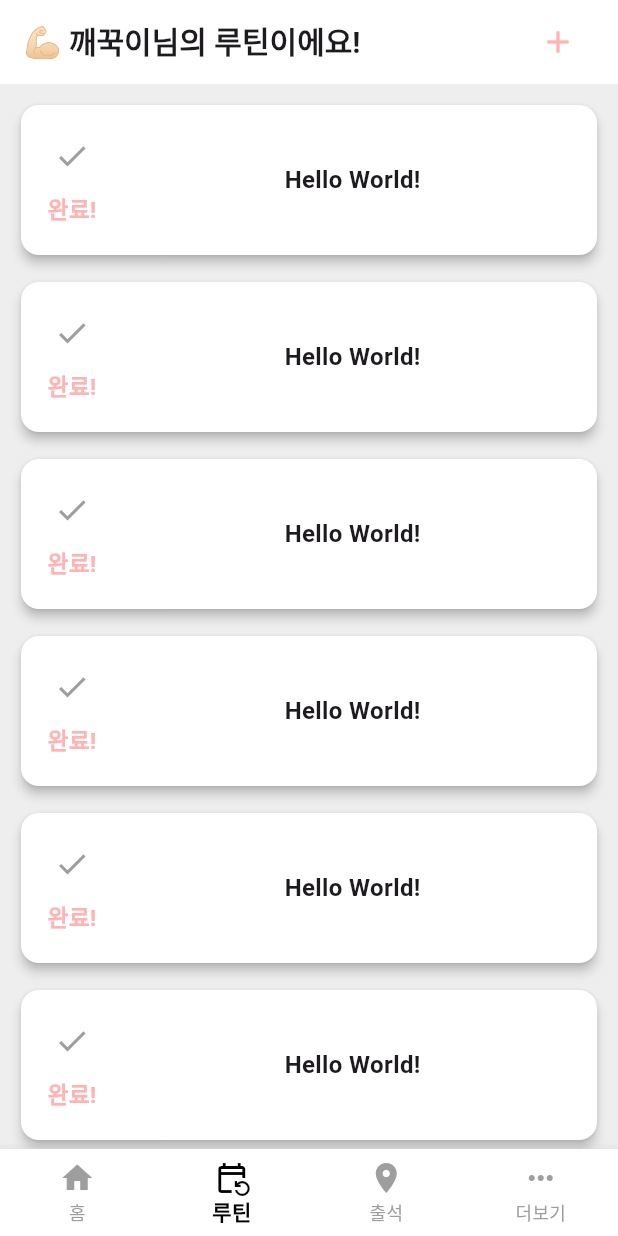
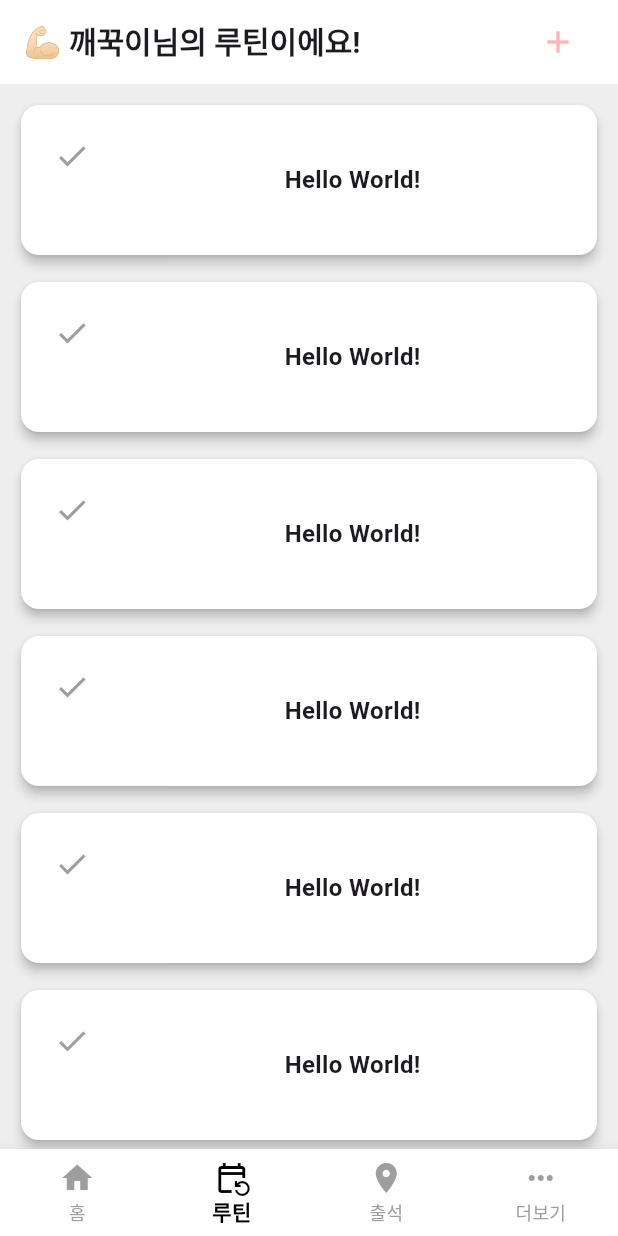
Before and after one commit to pre-per/healthudy, a Flutter app: the screen it shows after launch, item 2 of the bottom bar chosen, on a phone screen of 412 x 824 dp. Run offline on Flutter 3.47's test engine with Material 3 defaults, Android fonts, the phone set to English and light mode, and no system bars; our stand-ins replace table_calendar; missing offline and left inert: flutter_naver_map.

Commit message:
routine page done

```diff
--- a/lib/component/cardList.dart
+++ b/lib/component/cardList.dart
@@ -13,7 +13,7 @@ class CardListWidget extends StatelessWidget {
 
   @override
   Widget build(BuildContext context) {
-    return Flexible(
+    return Expanded(
       child: ListView.builder(
         physics: scrollable
             ? const AlwaysScrollableScrollPhysics()
--- a/lib/component/mapWidget.dart
+++ b/lib/component/mapWidget.dart
@@ -15,7 +15,7 @@ class MapWidget extends StatelessWidget {
       child: NaverMap(
         options: NaverMapViewOptions(
           initialCameraPosition: NCameraPosition(
-            target: NLatLng(37.5665, 126.9780), // 서울의 위도와 경도
+            target: NLatLng(37.5665, 126.9780),
             zoom: 15,
           ),
         ),
--- a/lib/component/routineCard.dart
+++ b/lib/component/routineCard.dart
@@ -45,15 +45,17 @@ class RoutineCard extends StatelessWidget {
                           color: iconColorProvider.iconColor,
                         ),
                       ),
-                      const Center(
-                        child: Text(
-                          '완료!',
-                          style: TextStyle(
-                            color: PRIMARY_COLOR,
-                            fontSize: 15.0,
-                            fontWeight: FontWeight.w700,
-                          ),
-                        ),
+                      Center(
+                        child: iconColorProvider.isChecked
+                            ? Text(
+                                '완료!',
+                                style: TextStyle(
+                                color: PRIMARY_COLOR,
+                                fontSize: 15.0,
+                                fontWeight: FontWeight.w700,
+                              )
+                              )
+                            : const SizedBox()
                       ),
                     ],
                   ),
--- a/lib/provider/cardProvider.dart
+++ b/lib/provider/cardProvider.dart
@@ -2,10 +2,13 @@ import 'package:flutter/material.dart';
 
 class CardProvider with ChangeNotifier {
   int _cardNum = 10;
+  bool _isEmpty = true;
 
   int get cardNum => _cardNum;
+  bool get isEmpty => _isEmpty;
 
   void incrementCardNum() {
+    if (_isEmpty) _isEmpty = false;
     _cardNum++;
     notifyListeners();
   }
--- a/lib/provider/iconColorProvider.dart
+++ b/lib/provider/iconColorProvider.dart
@@ -2,12 +2,15 @@ import 'package:flutter/material.dart';
 import 'package:healthudy/const/colors.dart';
 
 class IconColorProvider with ChangeNotifier {
+  bool _isChecked = false;
   Color _iconColor = Colors.grey;
 
+  bool get isChecked => _isChecked;
   Color get iconColor => _iconColor;
 
   void changeColor() {
-    _iconColor = PRIMARY_COLOR;
+    _isChecked = _isChecked ? false : true;
+    _iconColor = _isChecked ? PRIMARY_COLOR : Colors.grey;
     notifyListeners();
   }
 }
--- a/lib/screen/routine_screen.dart
+++ b/lib/screen/routine_screen.dart
@@ -1,12 +1,17 @@
 import 'package:flutter/material.dart';
 import 'package:healthudy/component/cardList.dart';
+import 'package:healthudy/component/addRoutineButton.dart';
 import 'package:healthudy/const/colors.dart';
+import 'package:healthudy/provider/cardProvider.dart';
+import 'package:healthudy/screen/generate_routine_screen.dart';
+import 'package:provider/provider.dart';
 
 class RoutineScreen extends StatelessWidget {
   const RoutineScreen({Key? key}) : super(key: key);
 
   @override
   Widget build(BuildContext context) {
+    final cardProvider = Provider.of<CardProvider>(context);
     return Scaffold(
       appBar: AppBar(
         backgroundColor: Colors.white,
@@ -21,7 +26,13 @@ class RoutineScreen extends StatelessWidget {
               ),
             ),
             IconButton(
-              onPressed: () {print('추가하기 버튼 누름');},
+              onPressed: () {
+                Navigator.of(context).push(
+                  MaterialPageRoute(
+                    builder: (context) => GenerateRoutineScreen(),
+                  ),
+                );
+              },
               icon: const Icon(Icons.add, color: PRIMARY_COLOR),
             ),
           ],
@@ -30,7 +41,9 @@ class RoutineScreen extends StatelessWidget {
       body: SafeArea(
         child: Column(
           children: [
-            CardListWidget(scrollable: true),
+            !cardProvider.isEmpty // 잠시 이렇게 해둠 나중에 느낌표 지우기
+                ? Addroutinebutton()
+                : CardListWidget(scrollable: true)
           ],
         ),
       ),
```
Also changed, not shown: lib/component/addRoutineButton.dart (added, +36 -0 lines), lib/screen/generate_routine_screen.dart (added, +45 -0 lines), lib/screen/homescreen.dart (+7 -3 lines).
